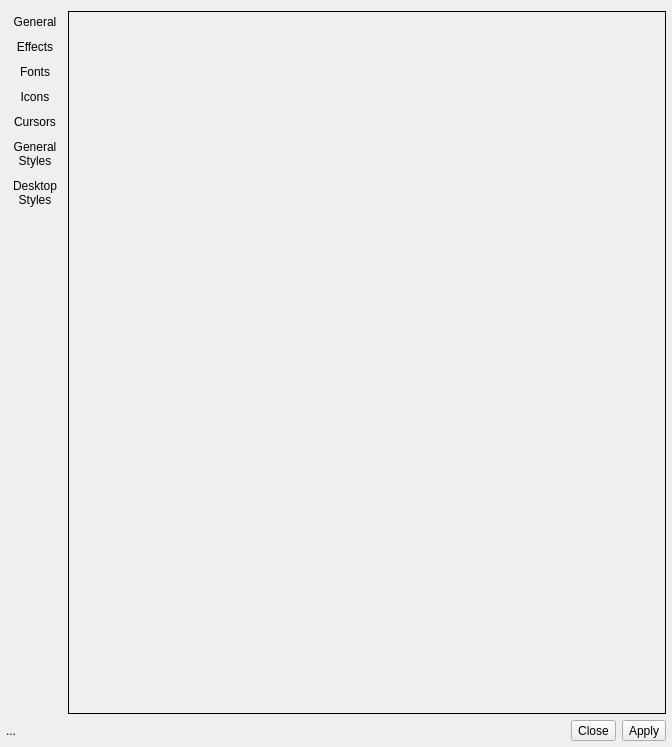
Old version of the form src-qt5/core/lumina-theme-engine/src/lthemeengine/mainwindow.ui in the repository lumina-desktop/lumina.
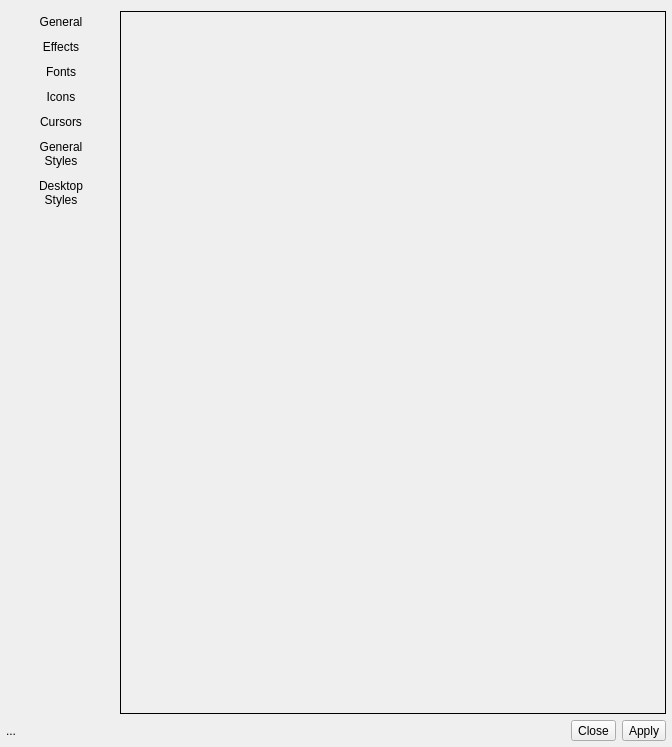
New version of the form. Icons and pictures are not drawn.

Commit message: Make the minimum size of the page buttons larger in the lthemeengine UI.

```diff
--- a/src-qt5/core/lumina-theme-engine/src/lthemeengine/mainwindow.ui
+++ b/src-qt5/core/lumina-theme-engine/src/lthemeengine/mainwindow.ui
@@ -198,8 +198,14 @@
            <verstretch>0</verstretch>
           </sizepolicy>
          </property>
+         <property name="minimumSize">
+          <size>
+           <width>110</width>
+           <height>0</height>
+          </size>
+         </property>
          <property name="text">
-          <string>General
+          <string>General 
 Styles</string>
          </property>
          <property name="icon">
@@ -231,6 +237,12 @@
            <verstretch>0</verstretch>
           </sizepolicy>
          </property>
+         <property name="minimumSize">
+          <size>
+           <width>110</width>
+           <height>0</height>
+          </size>
+         </property>
          <property name="text">
           <string>Desktop
 Styles</string>
```
Left out of the diff: 6 changed lines with no effect on the pictures.
